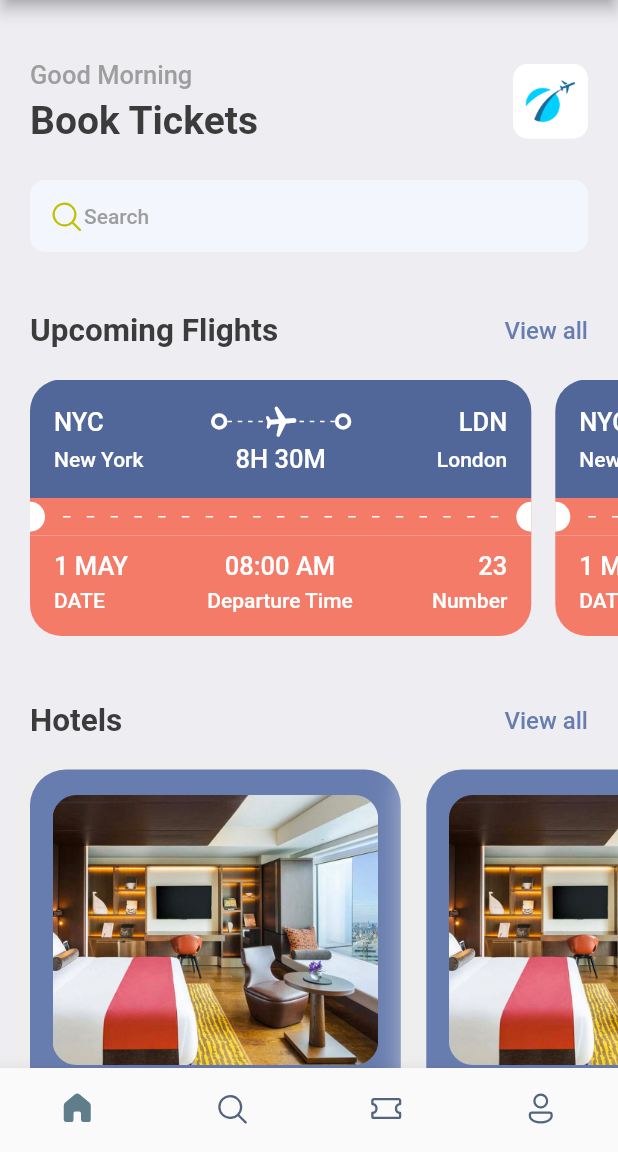
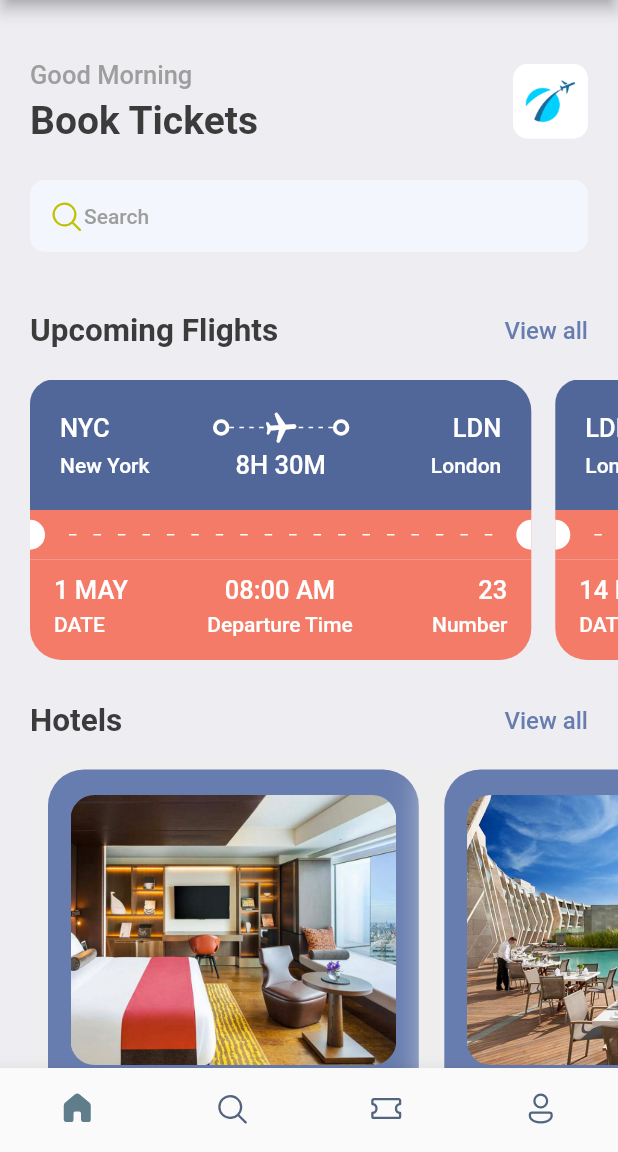
Before and after one commit to watacodes/flight_booking_app, a Flutter app: the screen it shows after launch, on a phone screen of 412 x 824 dp, the part 84-1236 px from its top. Run offline on Flutter 3.47's test engine with Material 2 defaults, Android fonts, the phone set to English and light mode, and no system bars; our stand-ins replace fluentui_icons, gap, get.

Commit message:
Imported the get package to get and calculate the correct width and height for different devices

```diff
--- a/lib/screens/home_screen.dart
+++ b/lib/screens/home_screen.dart
@@ -1,5 +1,8 @@
+import 'dart:math';
+
 import 'package:flight_booking_app/screens/hotel_screen.dart';
 import 'package:flight_booking_app/screens/ticket_view.dart';
+import 'package:flight_booking_app/utils/app_layout.dart';
 import 'package:fluentui_icons/fluentui_icons.dart';
 import 'package:flutter/material.dart';
 import 'package:flutter/src/widgets/container.dart';
@@ -8,6 +11,7 @@ import 'package:flutter/cupertino.dart';
 import 'package:gap/gap.dart';
 
 import '../utils/app_styles.dart';
+import '../utils/app_info_list.dart';
 
 class HomeScreen extends StatelessWidget {
   const HomeScreen({super.key});
@@ -99,10 +103,11 @@ class HomeScreen extends StatelessWidget {
             scrollDirection: Axis.horizontal,
             padding: const EdgeInsets.only(left: 20),
             child: Row(
-              children: [
-                TicketView(),
-                TicketView(),
-              ],
+              children: ticketList
+                  .map((singleTicket) => TicketView(
+                        ticket: singleTicket,
+                      ))
+                  .toList(),
             ),
           ),
           const Gap(15),
@@ -134,14 +139,11 @@ class HomeScreen extends StatelessWidget {
           const Gap(15),
           SingleChildScrollView(
             scrollDirection: Axis.horizontal,
-            padding: const EdgeInsets.only(left: 20),
+            padding: EdgeInsets.only(left: AppLayout.getWidth(32)),
             child: Row(
-              children: [
-                HotelScreen(),
-                HotelScreen(),
-                HotelScreen(),
-                HotelScreen(),
-              ],
+              children: hotelList
+                  .map((singleHotel) => HotelScreen(hotel: singleHotel))
+                  .toList(),
             ),
           ),
         ],
--- a/lib/screens/hotel_screen.dart
+++ b/lib/screens/hotel_screen.dart
@@ -9,24 +9,25 @@ import '../utils/app_layout.dart';
 import '../utils/app_styles.dart';
 
 class HotelScreen extends StatelessWidget {
-  const HotelScreen({super.key});
+  final Map<String, dynamic> hotel;
+  const HotelScreen({Key? key, required this.hotel}) : super(key: key);
 
   @override
   Widget build(BuildContext context) {
     final size = AppLayout.getSize(context);
     return Container(
       width: size.width * 0.6,
-      padding: const EdgeInsets.symmetric(
-        horizontal: 15,
-        vertical: 17,
+      padding: EdgeInsets.symmetric(
+        horizontal: AppLayout.getWidth(15),
+        vertical: AppLayout.getHeight(17),
       ),
-      margin: const EdgeInsets.only(
-        right: 17,
-        top: 5,
+      margin: EdgeInsets.only(
+        right: AppLayout.getWidth(17),
+        top: AppLayout.getHeight(5),
       ),
       decoration: BoxDecoration(
         color: Styles.primaryColor,
-        borderRadius: BorderRadius.circular(24),
+        borderRadius: BorderRadius.circular(AppLayout.getHeight(24)),
         boxShadow: [
           BoxShadow(
             color: Colors.grey.shade200,
@@ -35,35 +36,35 @@ class HotelScreen extends StatelessWidget {
           ),
         ],
       ),
-      height: 350,
+      height: AppLayout.getHeight(340),
       child: Column(
         children: [
           Container(
-            height: 180,
+            height: AppLayout.getHeight(180),
             decoration: BoxDecoration(
-              borderRadius: BorderRadius.circular(16),
+              borderRadius: BorderRadius.circular(AppLayout.getHeight(16)),
               color: Styles.primaryColor,
               image: DecorationImage(
                 fit: BoxFit.cover,
-                image: AssetImage("assets/images/one.png"),
+                image: AssetImage("assets/images/${hotel['image']}"),
               ),
             ),
           ),
           const Gap(10),
           Text(
-            'Open Space',
+            '${hotel['place']}',
             style: Styles.headLineStyle2.copyWith(
               color: Styles.kakiColor,
             ),
           ),
           const Gap(5),
           Text(
-            'London',
+            '${hotel['destination']}',
             style: Styles.headLineStyle3.copyWith(color: Colors.white),
           ),
           const Gap(8),
           Text(
-            '\$40/night',
+            '\$${hotel['price']} /Night',
             style: Styles.headLineStyle1.copyWith(color: Styles.kakiColor),
           ),
         ],
--- a/lib/screens/ticket_view.dart
+++ b/lib/screens/ticket_view.dart
@@ -9,34 +9,35 @@ import '../utils/app_layout.dart';
 import '../utils/app_styles.dart';
 
 class TicketView extends StatelessWidget {
-  const TicketView({super.key});
+  final Map<String, dynamic> ticket;
+  const TicketView({Key? key, required this.ticket}) : super(key: key);
 
   @override
   Widget build(BuildContext context) {
     final size = AppLayout.getSize(context);
     return SizedBox(
       width: size.width * 0.85,
-      height: 200,
+      height: AppLayout.getHeight(200),
       child: Container(
-        margin: const EdgeInsets.only(right: 16),
+        margin: EdgeInsets.only(right: AppLayout.getHeight(16)),
         child: Column(
           children: [
             Container(
               decoration: BoxDecoration(
-                borderRadius: const BorderRadius.only(
-                  topLeft: Radius.circular(21),
-                  topRight: Radius.circular(21),
+                borderRadius: BorderRadius.only(
+                  topLeft: Radius.circular(AppLayout.getHeight(16)),
+                  topRight: Radius.circular(AppLayout.getHeight(21)),
                 ),
                 color: const Color(0xFF526799),
               ),
-              padding: const EdgeInsets.all(16),
+              padding: EdgeInsets.all(AppLayout.getHeight(20)),
               child: Column(
                 mainAxisSize: MainAxisSize.min,
                 children: [
                   Row(
                     children: [
                       Text(
-                        'NYC',
+                        '${ticket['from']['code']}',
                         style:
                             Styles.headLineStyle3.copyWith(color: Colors.white),
                       ),
@@ -46,7 +47,7 @@ class TicketView extends StatelessWidget {
                         child: Stack(
                           children: [
                             SizedBox(
-                              height: 24,
+                              height: AppLayout.getHeight(24),
                               child: LayoutBuilder(
                                 builder: (BuildContext context,
                                     BoxConstraints constraints) {
@@ -64,8 +65,9 @@ class TicketView extends StatelessWidget {
                                         width: 3,
                                         height: 1,
                                         child: DecoratedBox(
-                                            decoration: BoxDecoration(
-                                                color: Colors.white)),
+                                          decoration: BoxDecoration(
+                                              color: Colors.white),
+                                        ),
                                       ),
                                     ),
                                   );
@@ -87,7 +89,7 @@ class TicketView extends StatelessWidget {
                       ThickContainer(),
                       const Spacer(),
                       Text(
-                        'LDN',
+                        '${ticket['to']['code']}',
                         style:
                             Styles.headLineStyle3.copyWith(color: Colors.white),
                       ),
@@ -98,22 +100,22 @@ class TicketView extends StatelessWidget {
                     mainAxisAlignment: MainAxisAlignment.spaceBetween,
                     children: [
                       SizedBox(
-                        width: 100,
+                        width: AppLayout.getWidth(100),
                         child: Text(
-                          'New York',
+                          '${ticket['from']['name']}',
                           style: Styles.headLineStyle4
                               .copyWith(color: Colors.white),
                         ),
                       ),
                       Text(
-                        '8H 30M',
+                        '${ticket['flying_time']}',
                         style:
                             Styles.headLineStyle3.copyWith(color: Colors.white),
                       ),
                       SizedBox(
-                        width: 100,
+                        width: AppLayout.getWidth(100),
                         child: Text(
-                          'London',
+                          '${ticket['to']['name']}',
                           textAlign: TextAlign.end,
                           style: Styles.headLineStyle4
                               .copyWith(color: Colors.white),
@@ -128,9 +130,9 @@ class TicketView extends StatelessWidget {
               color: Styles.orangeColor,
               child: Row(
                 children: [
-                  const SizedBox(
-                    height: 20,
-                    width: 10,
+                  SizedBox(
+                    height: AppLayout.getHeight(20),
+                    width: AppLayout.getWidth(10),
                     child: DecoratedBox(
                       decoration: BoxDecoration(
                         color: Colors.white,
@@ -143,7 +145,7 @@ class TicketView extends StatelessWidget {
                   ),
                   Expanded(
                     child: Padding(
-                      padding: const EdgeInsets.all(12),
+                      padding: EdgeInsets.all(AppLayout.getWidth(16)),
                       child: LayoutBuilder(
                         builder:
                             (BuildContext context, BoxConstraints constraints) {
@@ -154,8 +156,8 @@ class TicketView extends StatelessWidget {
                             children: List.generate(
                               (constraints.constrainWidth() / 15).floor(),
                               (index) => SizedBox(
-                                width: 5,
-                                height: 1,
+                                width: AppLayout.getWidth((5)),
+                                height: AppLayout.getHeight(1),
                                 child: DecoratedBox(
                                   decoration: BoxDecoration(
                                     color: Colors.white,
@@ -168,15 +170,15 @@ class TicketView extends StatelessWidget {
                       ),
                     ),
                   ),
-                  const SizedBox(
-                    height: 20,
-                    width: 10,
+                  SizedBox(
+                    height: AppLayout.getHeight(20),
+                    width: AppLayout.getWidth(10),
                     child: DecoratedBox(
                       decoration: BoxDecoration(
                         color: Colors.white,
                         borderRadius: BorderRadius.only(
-                          topLeft: Radius.circular(10),
-                          bottomLeft: Radius.circular(10),
+                          topLeft: Radius.circular(AppLayout.getHeight(10)),
+                          bottomLeft: Radius.circular(AppLayout.getHeight(10)),
                         ),
                       ),
                     ),
@@ -186,17 +188,17 @@ class TicketView extends StatelessWidget {
             ),
             Container(
               decoration: BoxDecoration(
-                borderRadius: const BorderRadius.only(
-                  bottomLeft: Radius.circular(21),
-                  bottomRight: Radius.circular(21),
+                borderRadius: BorderRadius.only(
+                  bottomLeft: Radius.circular(AppLayout.getHeight(21)),
+                  bottomRight: Radius.circular(AppLayout.getHeight(21)),
                 ),
                 color: Styles.orangeColor,
               ),
-              padding: const EdgeInsets.only(
-                left: 16,
-                top: 10,
-                right: 16,
-                bottom: 16,
+              padding: EdgeInsets.only(
+                left: AppLayout.getHeight(16),
+                top: AppLayout.getHeight(10),
+                right: AppLayout.getHeight(16),
+                bottom: AppLayout.getHeight(16),
               ),
               child: Column(
                 children: [
@@ -207,7 +209,7 @@ class TicketView extends StatelessWidget {
                         crossAxisAlignment: CrossAxisAlignment.start,
                         children: [
                           Text(
-                            '1 MAY',
+                            '${ticket['date']}',
                             style: Styles.headLineStyle3
                                 .copyWith(color: Colors.white),
                           ),
@@ -223,7 +225,7 @@ class TicketView extends StatelessWidget {
                         crossAxisAlignment: CrossAxisAlignment.center,
                         children: [
                           Text(
-                            '08:00 AM',
+                            '${ticket['departure_time']}',
                             style: Styles.headLineStyle3
                                 .copyWith(color: Colors.white),
                           ),
@@ -239,7 +241,7 @@ class TicketView extends StatelessWidget {
                         crossAxisAlignment: CrossAxisAlignment.end,
                         children: [
                           Text(
-                            '23',
+                            '${ticket['number']}',
                             style: Styles.headLineStyle3
                                 .copyWith(color: Colors.white),
                           ),
--- a/lib/utils/app_info_list.dart
+++ b/lib/utils/app_info_list.dart
@@ -1,3 +1,5 @@
+// List of hotel info
+
 List<Map<String, dynamic>> hotelList = [
   {
     'image': 'one.png',
@@ -18,3 +20,32 @@ List<Map<String, dynamic>> hotelList = [
     'price': 250
   },
 ];
+
+// List of ticket info
+
+List<Map<String, dynamic>> ticketList = [
+  {
+    'from': {'code': 'NYC', 'name': 'New York'},
+    'to': {'code': 'LDN', 'name': 'London'},
+    'flying_time': '8H 30M',
+    'date': '1 MAY',
+    'departure_time': '08:00 AM',
+    'number': 23
+  },
+  {
+    'from': {'code': 'LDN', 'name': 'London'},
+    'to': {'code': 'JPN', 'name': 'Tokyo'},
+    'flying_time': '13H 55M',
+    'date': '14 MAY',
+    'departure_time': '1:35 PM',
+    'number': 48
+  },
+  {
+    'from': {'code': 'JPN', 'name': 'Tokyo'},
+    'to': {'code': 'NYC', 'name': 'New York'},
+    'flying_time': '11H 35M',
+    'date': '21 MAY',
+    'departure_time': '08:20 AM',
+    'number': 12
+  },
+];
--- a/lib/utils/app_layout.dart
+++ b/lib/utils/app_layout.dart
@@ -1,7 +1,26 @@
 import 'package:flutter/cupertino.dart';
+import 'package:get/get.dart';
 
 class AppLayout {
   static getSize(BuildContext context) {
     return MediaQuery.of(context).size;
   }
+
+  static getScreenHeight() {
+    return Get.height;
+  }
+
+  static getScreenWidth() {
+    return Get.width;
+  }
+
+  static getHeight(double pixels) {
+    double x = getScreenHeight() / pixels;
+    return getScreenHeight() / x;
+  }
+
+  static getWidth(double pixels) {
+    double y = getScreenWidth() / pixels;
+    return getScreenWidth() / y;
+  }
 }
--- a/pubspec.yaml
+++ b/pubspec.yaml
@@ -37,6 +37,7 @@ dependencies:
   # Use with the CupertinoIcons class for iOS style icons.
   cupertino_icons: ^1.0.2
   fluentui_icons: ^1.0.0
+  get:
   gap: ^2.0.1
 
 dev_dependencies:
```
Also changed, not shown: pubspec.lock.
